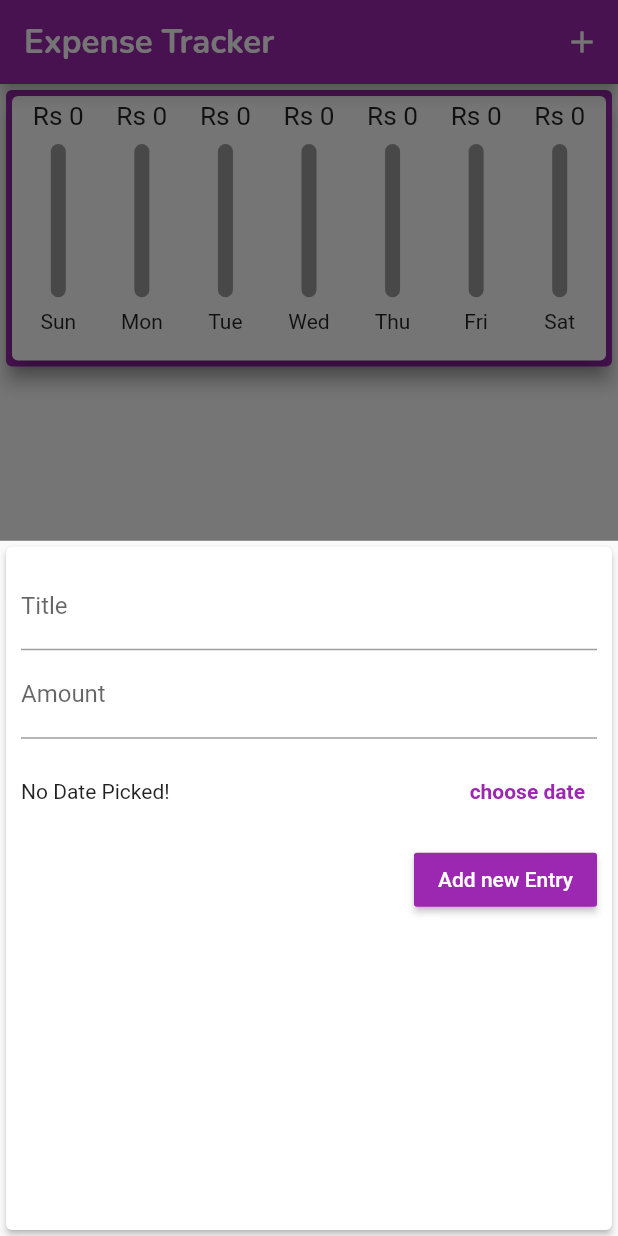
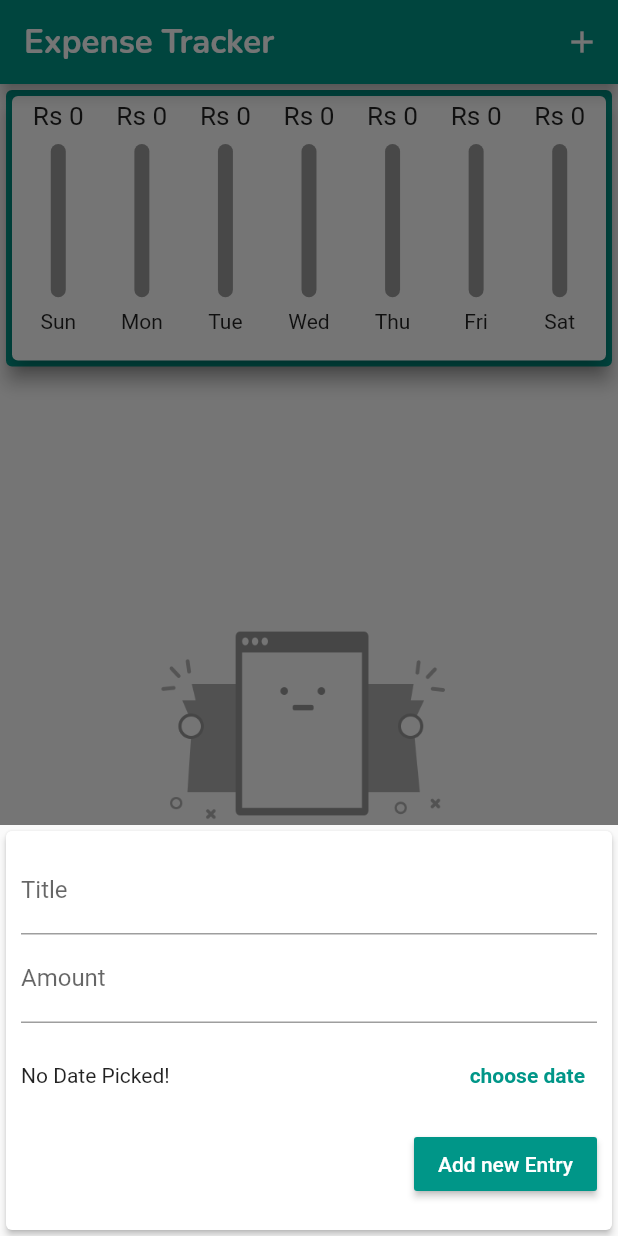
Before and after one commit to DemonBubz/ExpenseTrackingApp, a Flutter app: the screen it shows after launch, after a tap on the "add" icon, on a phone screen of 412 x 824 dp. Run offline on Flutter 3.47's test engine with Material 2 defaults, Android fonts, the phone set to English and light mode, and no system bars.

```diff
--- a/lib/main.dart
+++ b/lib/main.dart
@@ -20,7 +20,7 @@ class MyApp extends StatelessWidget {
       home: MyHomePage(),
       title: "My expense Tracker",
       theme: ThemeData(
-        primarySwatch: Colors.purple,
+        primarySwatch: Colors.teal,
         accentColor: Colors.greenAccent,
         scaffoldBackgroundColor: Colors.white,
         textTheme: ThemeData.light().textTheme.copyWith(
@@ -80,7 +80,9 @@ class MyHomePageState extends State<MyHomePage> {
         context: ctx,
         builder: (BuildContext bContext) {
           return TextFieldCard(addTransaction);
-        });
+        },
+        isScrollControlled: true,
+        );
   }
 
 
--- a/lib/widgets/textFieldCard.dart
+++ b/lib/widgets/textFieldCard.dart
@@ -20,11 +20,11 @@ class TextFieldCardState extends State<TextFieldCard> {
   void addTransactionCaller() {
     String title = titleController.text;
     double amount = double.parse(amountController.text);
-    if(amountController.text.isEmpty || titleController.text.isEmpty){
+    if (amountController.text.isEmpty || titleController.text.isEmpty) {
       return;
     }
 
-    if (title.isEmpty || amount <= 0 || choosen==false) {
+    if (title.isEmpty || amount <= 0 || choosen == false) {
       return;
     }
     addTransactionPassedDown(title: title, amount: amount, date: _pickedDate);
@@ -49,10 +49,15 @@ class TextFieldCardState extends State<TextFieldCard> {
   }
 
   Widget build(BuildContext context) {
-    return Card(
+    return SingleChildScrollView(
+      child: Card(
         elevation: 2,
         child: Container(
-        padding: EdgeInsets.all(10),
+          padding: EdgeInsets.only(
+              left: 10,
+              right: 10,
+              top: 10,
+              bottom: MediaQuery.of(context).viewInsets.bottom +20),
           child: Column(
             crossAxisAlignment: CrossAxisAlignment.end,
             children: <Widget>[
@@ -81,9 +86,8 @@ class TextFieldCardState extends State<TextFieldCard> {
                 height: 70,
                 child: Row(children: [
                   Flexible(
-                  fit:FlexFit.tight,
-                  child:
-                Text(choosen
+                    fit: FlexFit.tight,
+                    child: Text(choosen
                         ? "Choosen Date: ${DateFormat.yMd().format(_pickedDate)}"
                         : "No Date Picked!"),
                   ),
@@ -108,6 +112,7 @@ class TextFieldCardState extends State<TextFieldCard> {
             ],
           ),
         ),
+      ),
     );
   }
 }
```
Lines whose indentation alone changed are shown as unchanged.
